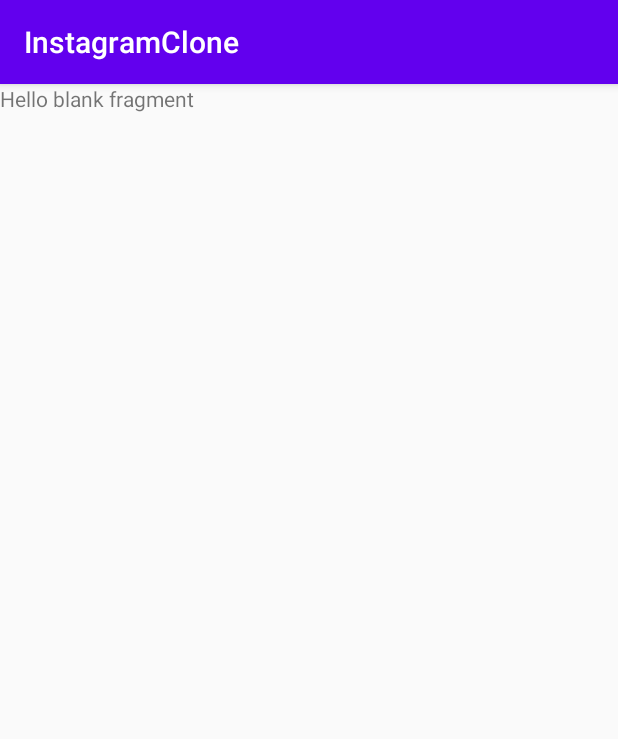
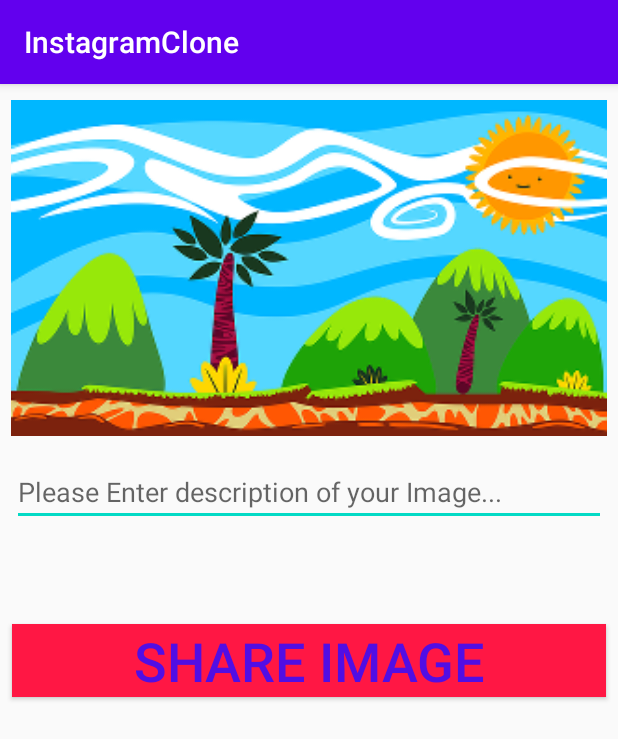
Before and after one commit to nibchee/InstagramClone, an Android app: the fragment SharePictureTab shown on its own in the app's theme, on a phone screen of 412 x 824 dp. Shown: the top 739 px of the screen. Run offline under Robolectric (Android 15) with nearby library versions, the phone set to English and light mode, and no system bars; libraries missing offline, so code that uses them is left out: com.parse, com.shashank.sony.

Commit message:
Image Capturing & Sharing is done

```diff
--- a/app/src/main/java/com/example/instagramclone/SharePictureTab.java
+++ b/app/src/main/java/com/example/instagramclone/SharePictureTab.java
@@ -1,64 +1,183 @@
 package com.example.instagramclone;
 
+import android.Manifest;
+import android.app.Activity;
+import android.app.ProgressDialog;
+import android.content.Intent;
+import android.content.pm.PackageManager;
+import android.database.Cursor;
+import android.graphics.Bitmap;
+import android.graphics.BitmapFactory;
+import android.net.Uri;
+import android.os.Build;
 import android.os.Bundle;
-
-import androidx.fragment.app.Fragment;
-
+import android.provider.MediaStore;
 import android.view.LayoutInflater;
 import android.view.View;
 import android.view.ViewGroup;
+import android.widget.Button;
+import android.widget.EditText;
+import android.widget.ImageView;
+import android.widget.Toast;
 
-/**
- * A simple {@link Fragment} subclass.
- * Use the {@link SharePictureTab#newInstance} factory method to
- * create an instance of this fragment.
- */
-public class SharePictureTab extends Fragment {
+import com.parse.ParseException;
+import com.parse.ParseFile;
+import com.parse.ParseObject;
+import com.parse.ParseUser;
+import com.parse.SaveCallback;
+import com.shashank.sony.fancytoastlib.FancyToast;
 
-    // TODO: Rename parameter arguments, choose names that match
-    // the fragment initialization parameters, e.g. ARG_ITEM_NUMBER
-    private static final String ARG_PARAM1 = "param1";
-    private static final String ARG_PARAM2 = "param2";
+import java.io.ByteArrayOutputStream;
 
-    // TODO: Rename and change types of parameters
-    private String mParam1;
-    private String mParam2;
+import androidx.annotation.NonNull;
+import androidx.core.app.ActivityCompat;
+import androidx.fragment.app.Fragment;
 
+
+public class SharePictureTab extends Fragment implements View.OnClickListener
+{
+    private ImageView imgShare;
+    private EditText edtDescription;
+   private Button btnShareImage;
+
+    Bitmap recievedImageBitmap;
     public SharePictureTab() {
         // Required empty public constructor
     }
 
-    /**
-     * Use this factory method to create a new instance of
-     * this fragment using the provided parameters.
-     *
-     * @param param1 Parameter 1.
-     * @param param2 Parameter 2.
-     * @return A new instance of fragment SharePictureTab.
-     */
-    // TODO: Rename and change types and number of parameters
-    public static SharePictureTab newInstance(String param1, String param2) {
-        SharePictureTab fragment = new SharePictureTab();
-        Bundle args = new Bundle();
-        args.putString(ARG_PARAM1, param1);
-        args.putString(ARG_PARAM2, param2);
-        fragment.setArguments(args);
-        return fragment;
+    public View onCreateView(LayoutInflater inflater, ViewGroup container,
+                             Bundle savedInstanceState)
+    {
+    View view= inflater.inflate(R.layout.fragment_share_picture_tab, container, false);
+    imgShare=view.findViewById(R.id.imgShare);
+    edtDescription=view.findViewById(R.id.edtDescription);
+
+    btnShareImage=view.findViewById(R.id.btnShareImage);
+
+    imgShare.setOnClickListener(SharePictureTab.this);
+    btnShareImage.setOnClickListener(SharePictureTab.this);
+
+    return view;
     }
 
     @Override
-    public void onCreate(Bundle savedInstanceState) {
-        super.onCreate(savedInstanceState);
-        if (getArguments() != null) {
-            mParam1 = getArguments().getString(ARG_PARAM1);
-            mParam2 = getArguments().getString(ARG_PARAM2);
+    public void onClick(View view)
+    {
+        switch(view.getId())
+        {
+            case R.id.imgShare:
+
+                if(Build.VERSION.SDK_INT>=23 && ActivityCompat.checkSelfPermission((getContext()), Manifest.permission.READ_EXTERNAL_STORAGE)!= PackageManager.PERMISSION_GRANTED)
+                {
+                    requestPermissions(new String[]{Manifest.permission.READ_EXTERNAL_STORAGE},1000);
+                }
+                else
+                {
+                    getChoseImage();
+                }
+            break;
+            case R.id.btnShareImage:
+
+                if(recievedImageBitmap!=null)
+                {
+                   if(edtDescription.getText().toString().equals(""))
+                   {
+                       FancyToast.makeText(getContext(),"There Must be description", Toast.LENGTH_SHORT,FancyToast.ERROR,false).show();
+                   }
+                   else
+                   {
+                       ByteArrayOutputStream byteArrayOutputStream=new ByteArrayOutputStream();
+                       recievedImageBitmap.compress(Bitmap.CompressFormat.PNG,100,byteArrayOutputStream);
+                       byte[] bytes=byteArrayOutputStream.toByteArray();
+
+                       ParseFile parseFile=new ParseFile("img.png",bytes);
+                       ParseObject parseObject=new ParseObject("Photo");
+                       parseObject.put("picture",parseFile);
+                       parseObject.put("img_des",edtDescription.getText().toString());
+                       parseObject.put("username", ParseUser.getCurrentUser().getUsername());
+
+                       final ProgressDialog dialog=new ProgressDialog(getContext());
+                       dialog.setMessage("Loading...");
+                       dialog.show();
+
+                       parseObject.saveInBackground(new SaveCallback() {
+                           @Override
+                           public void done(ParseException e)
+                           {
+                               if(e==null)
+                               {
+                                   FancyToast.makeText(getContext(),"Done!!!",Toast.LENGTH_SHORT,FancyToast.SUCCESS,false);
+                               }
+                               else
+                               {
+                                   FancyToast.makeText(getContext(),"Unknown Error:", Toast.LENGTH_SHORT,FancyToast.ERROR,false).show();
+                               }
+                               dialog.dismiss();
+
+                           }
+                       });
+                   }
+                }else
+                {
+                    FancyToast.makeText(getContext(),"You have to select the Image from your device", Toast.LENGTH_SHORT,FancyToast.ERROR,false).show();
+                }
+                break;
+        }
+
+    }
+
+    private void getChoseImage()
+    {
+     //   FancyToast.makeText(getContext(),"Now we can acesses the images", Toast.LENGTH_SHORT,FancyToast.SUCCESS,false).show();
+
+        Intent intent=new Intent(Intent.ACTION_PICK, MediaStore.Images.Media.EXTERNAL_CONTENT_URI);
+        startActivityForResult(intent,2000);
+    }
+
+    @Override
+    public void onRequestPermissionsResult(int requestCode, @NonNull String[] permissions, @NonNull int[] grantResults) {
+        super.onRequestPermissionsResult(requestCode, permissions, grantResults);
+
+        if(requestCode==1000)
+        {
+            if(grantResults.length>0 && grantResults[0]==PackageManager.PERMISSION_GRANTED)
+            {
+                getChoseImage();
+            }
         }
     }
 
     @Override
-    public View onCreateView(LayoutInflater inflater, ViewGroup container,
-                             Bundle savedInstanceState) {
-        // Inflate the layout for this fragment
-        return inflater.inflate(R.layout.fragment_share_picture_tab, container, false);
+    public void onActivityResult(int requestCode, int resultCode, Intent data) {
+        super.onActivityResult(requestCode, resultCode, data);
+
+        if(requestCode==2000)
+        {
+            if(resultCode== Activity.RESULT_OK)
+            {
+
+                //Do Something with cature Image
+
+                try{
+                    Uri selectedimage=data.getData();
+                    String[] filePathColoumn={MediaStore.Images.Media.DATA};
+
+                    Cursor cursor=getActivity().getContentResolver().query(selectedimage,filePathColoumn,null,null,null);
+                    cursor.moveToFirst();
+                    int coloumnIndex=cursor.getColumnIndex(filePathColoumn[0]);
+                    String picturePath=cursor.getString(coloumnIndex);
+                    cursor.close();
+
+                     recievedImageBitmap= BitmapFactory.decodeFile(picturePath);
+                    imgShare.setImageBitmap(recievedImageBitmap);
+
+
+                }catch(Exception e)
+                {
+                    e.printStackTrace();
+                }
+            }
+        }
+
     }
 }
--- a/app/src/main/res/layout/fragment_share_picture_tab.xml
+++ b/app/src/main/res/layout/fragment_share_picture_tab.xml
@@ -1,15 +1,47 @@
 <?xml version="1.0" encoding="utf-8"?>
-<androidx.constraintlayout.widget.ConstraintLayout
-    xmlns:android="http://schemas.android.com/apk/res/android"
+<androidx.constraintlayout.widget.ConstraintLayout xmlns:android="http://schemas.android.com/apk/res/android"
+    xmlns:app="http://schemas.android.com/apk/res-auto"
     xmlns:tools="http://schemas.android.com/tools"
     android:layout_width="match_parent"
     android:layout_height="match_parent"
     tools:context=".SharePictureTab">
 
-    <!-- TODO: Update blank fragment layout -->
-    <TextView
-        android:layout_width="match_parent"
-        android:layout_height="match_parent"
-        android:text="@string/hello_blank_fragment" />
+    <EditText
+        android:id="@+id/edtDescription"
+        android:layout_width="0dp"
+        android:layout_height="wrap_content"
+        android:layout_marginStart="8dp"
+        android:layout_marginTop="8dp"
+        android:layout_marginEnd="8dp"
+        android:ems="10"
+        android:hint="Please Enter description of your Image..."
+        android:inputType="textPersonName"
+        app:layout_constraintEnd_toEndOf="parent"
+        app:layout_constraintStart_toStartOf="parent"
+        app:layout_constraintTop_toBottomOf="@+id/imgShare" />
 
+    <ImageView
+        android:id="@+id/imgShare"
+        android:layout_width="397dp"
+        android:layout_height="237dp"
+        android:layout_marginTop="4dp"
+        android:src="@drawable/placeholder"
+        app:layout_constraintEnd_toEndOf="parent"
+        app:layout_constraintStart_toStartOf="parent"
+        app:layout_constraintTop_toTopOf="parent" />
+
+    <Button
+        android:id="@+id/btnShareImage"
+        android:layout_width="0dp"
+        android:layout_height="wrap_content"
+        android:layout_marginStart="8dp"
+        android:layout_marginEnd="8dp"
+        android:background="#FF1744"
+        android:text="Share image"
+        android:textColor="#510EE4"
+        android:textSize="36sp"
+        app:layout_constraintBottom_toBottomOf="parent"
+        app:layout_constraintEnd_toEndOf="parent"
+        app:layout_constraintStart_toStartOf="parent"
+        app:layout_constraintTop_toTopOf="parent" />
 </androidx.constraintlayout.widget.ConstraintLayout>
```
